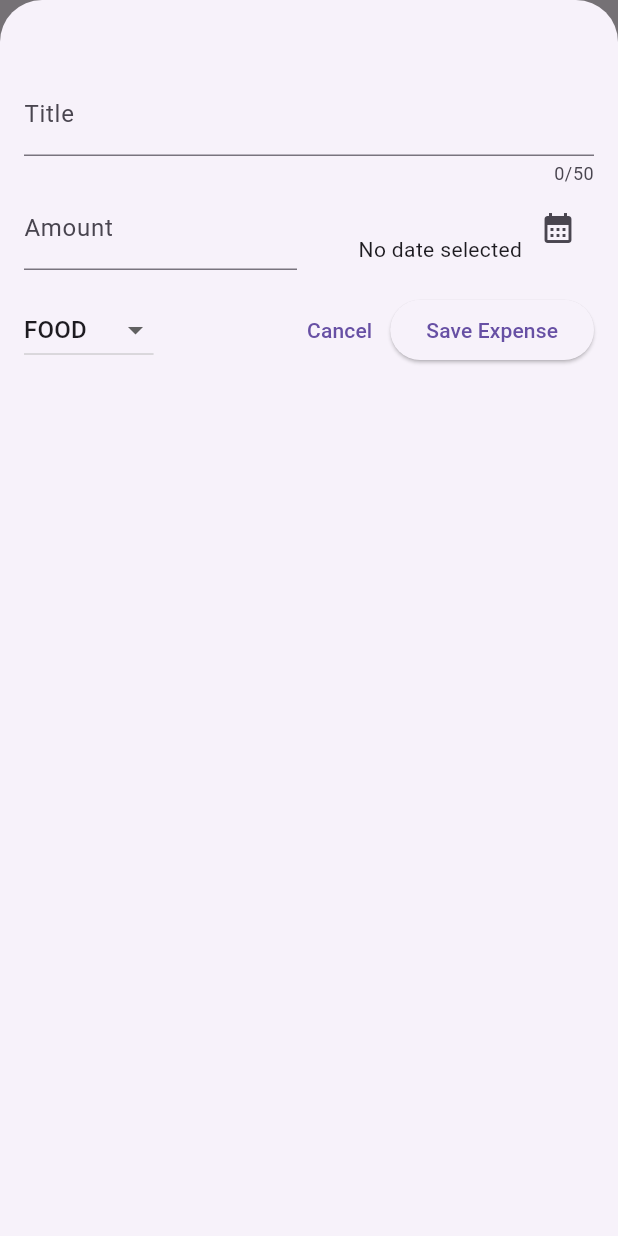
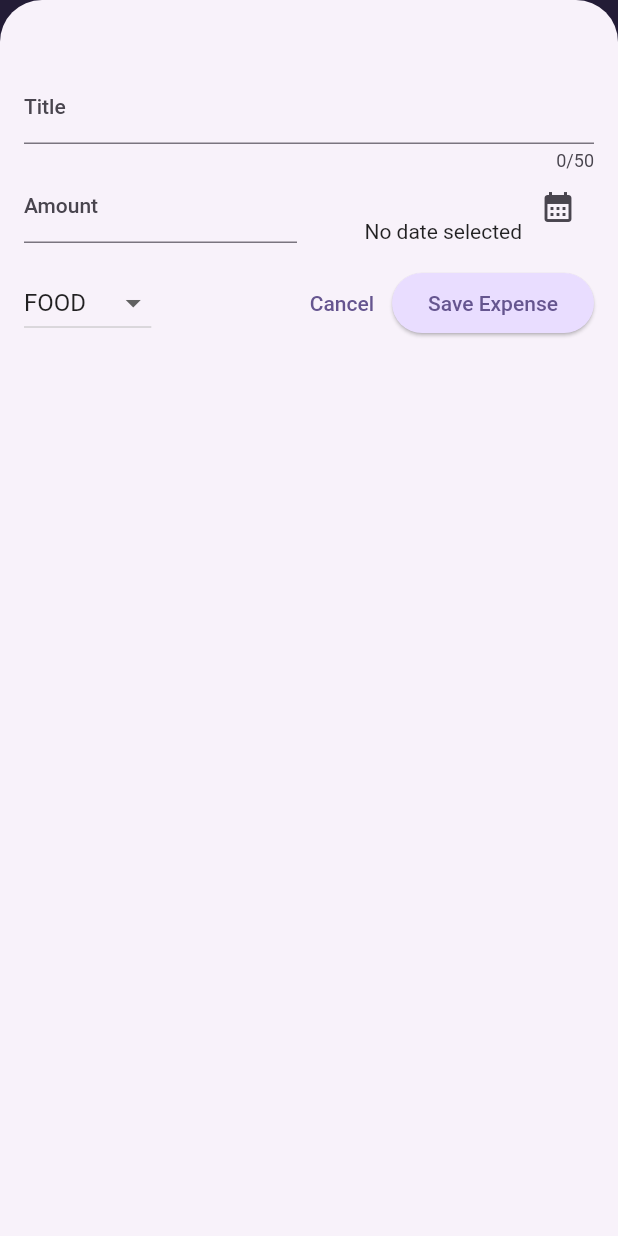
Before and after one commit to minkhantko-0/expense-tracker, a Flutter app: the screen it shows after launch, after a tap on the "add" icon, on a phone screen of 412 x 824 dp. Run offline on Flutter 3.47's test engine with Material 2 defaults, Android fonts, the phone set to English and light mode, and no system bars.

Commit message:
different theme settings and chart added

```diff
--- a/lib/main.dart
+++ b/lib/main.dart
@@ -2,10 +2,63 @@ import 'package:flutter/material.dart';
 
 import 'package:expense_tracker/widgets/expenses.dart';
 
+var kColorScheme = ColorScheme.fromSeed(
+  seedColor: const Color.fromARGB(255, 96, 59, 181),
+);
+
+var kDarkColorScheme = ColorScheme.fromSeed(
+  brightness: Brightness.dark,
+  seedColor: const Color.fromARGB(255, 5, 99, 125),
+);
+
 void main() {
   runApp(
     MaterialApp(
-      theme: ThemeData(useMaterial3: true),
+      darkTheme: ThemeData.dark().copyWith(
+        useMaterial3: true,
+        colorScheme: kDarkColorScheme,
+        cardTheme: const CardTheme().copyWith(
+          color: kDarkColorScheme.secondaryContainer,
+          margin: const EdgeInsets.symmetric(
+            horizontal: 16,
+            vertical: 8,
+          ),
+        ),
+        elevatedButtonTheme: ElevatedButtonThemeData(
+          style: ElevatedButton.styleFrom(
+            backgroundColor: kDarkColorScheme.primaryContainer,
+            foregroundColor: kDarkColorScheme.onPrimaryContainer,
+          ),
+        ),
+      ),
+      theme: ThemeData().copyWith(
+        useMaterial3: true,
+        colorScheme: kColorScheme,
+        appBarTheme: const AppBarTheme().copyWith(
+          backgroundColor: kColorScheme.onPrimaryContainer,
+          foregroundColor: kColorScheme.primaryContainer,
+        ),
+        cardTheme: const CardTheme().copyWith(
+          color: kColorScheme.secondaryContainer,
+          margin: const EdgeInsets.symmetric(
+            horizontal: 16,
+            vertical: 8,
+          ),
+        ),
+        elevatedButtonTheme: ElevatedButtonThemeData(
+          style: ElevatedButton.styleFrom(
+            backgroundColor: kColorScheme.primaryContainer,
+          ),
+        ),
+        textTheme: ThemeData().textTheme.copyWith(
+              titleLarge: TextStyle(
+                fontWeight: FontWeight.normal,
+                color: kColorScheme.onSecondaryContainer,
+                fontSize: 16,
+              ),
+            ),
+      ),
+      themeMode: ThemeMode.system,
       home: const Expenses(),
     ),
   );
--- a/lib/models/expense.dart
+++ b/lib/models/expense.dart
@@ -34,3 +34,27 @@ class Expense {
     return formatter.format(date);
   }
 }
+
+class ExpenseBucket {
+  const ExpenseBucket({
+    required this.category,
+    required this.expenses,
+  });
+
+  ExpenseBucket.forCategory(List<Expense> allExpenses, this.category)
+      : expenses = allExpenses
+            .where((expense) => expense.category == category)
+            .toList();
+
+  final Category category;
+  final List<Expense> expenses;
+
+  double get totalExpenses {
+    double sum = 0;
+
+    for (final expense in expenses) {
+      sum += expense.amount;
+    }
+    return sum;
+  }
+}
--- /dev/null
+++ b/lib/widgets/chart/chart.dart
@@ -0,0 +1,95 @@
+import 'package:flutter/material.dart';
+
+import 'package:expense_tracker/widgets/chart/chart_bar.dart';
+import 'package:expense_tracker/models/expense.dart';
+
+class Chart extends StatelessWidget {
+  const Chart({super.key, required this.expenses});
+
+  final List<Expense> expenses;
+
+  List<ExpenseBucket> get buckets {
+    return [
+      ExpenseBucket.forCategory(expenses, Category.food),
+      ExpenseBucket.forCategory(expenses, Category.leisure),
+      ExpenseBucket.forCategory(expenses, Category.travel),
+      ExpenseBucket.forCategory(expenses, Category.work),
+    ];
+  }
+
+  double get maxTotalExpense {
+    double maxTotalExpense = 0;
+
+    for (final bucket in buckets) {
+      if (bucket.totalExpenses > maxTotalExpense) {
+        maxTotalExpense = bucket.totalExpenses;
+      }
+    }
+
+    return maxTotalExpense;
+  }
+
+  @override
+  Widget build(BuildContext context) {
+    final isDarkMode =
+        MediaQuery.of(context).platformBrightness == Brightness.dark;
+    return Container(
+      margin: const EdgeInsets.all(16),
+      padding: const EdgeInsets.symmetric(
+        vertical: 16,
+        horizontal: 8,
+      ),
+      width: double.infinity,
+      height: 180,
+      decoration: BoxDecoration(
+        borderRadius: BorderRadius.circular(8),
+        gradient: LinearGradient(
+          colors: [
+            Theme.of(context).colorScheme.primary.withOpacity(0.3),
+            Theme.of(context).colorScheme.primary.withOpacity(0.0)
+          ],
+          begin: Alignment.bottomCenter,
+          end: Alignment.topCenter,
+        ),
+      ),
+      child: Column(
+        children: [
+          Expanded(
+            child: Row(
+              crossAxisAlignment: CrossAxisAlignment.end,
+              children: [
+                for (final bucket in buckets) // alternative to map()
+                  ChartBar(
+                    fill: bucket.totalExpenses == 0
+                        ? 0
+                        : bucket.totalExpenses / maxTotalExpense,
+                  )
+              ],
+            ),
+          ),
+          const SizedBox(height: 12),
+          Row(
+            children: buckets
+                .map(
+                  (bucket) => Expanded(
+                    child: Padding(
+                      padding: const EdgeInsets.symmetric(horizontal: 4),
+                      child: Icon(
+                        categoryIcons[bucket.category],
+                        color: isDarkMode
+                            ? Theme.of(context).colorScheme.secondary
+                            : Theme.of(context)
+                                .colorScheme
+                                .primary
+                                .withOpacity(0.7),
+                      ),
+                    ),
+                  ),
+                )
+                .toList(),
+          )
+        ],
+      ),
+    );
+  }
+}
--- /dev/null
+++ b/lib/widgets/chart/chart_bar.dart
@@ -0,0 +1,34 @@
+import 'package:flutter/material.dart';
+
+class ChartBar extends StatelessWidget {
+  const ChartBar({
+    super.key,
+    required this.fill,
+  });
+
+  final double fill;
+
+  @override
+  Widget build(BuildContext context) {
+    final isDarkMode =
+        MediaQuery.of(context).platformBrightness == Brightness.dark;
+    return Expanded(
+      child: Padding(
+        padding: const EdgeInsets.symmetric(horizontal: 4),
+        child: FractionallySizedBox(
+          heightFactor: fill,
+          child: DecoratedBox(
+            decoration: BoxDecoration(
+              shape: BoxShape.rectangle,
+              borderRadius:
+                  const BorderRadius.vertical(top: Radius.circular(8)),
+              color: isDarkMode
+                  ? Theme.of(context).colorScheme.secondary
+                  : Theme.of(context).colorScheme.primary.withOpacity(0.65),
+            ),
+          ),
+        ),
+      ),
+    );
+  }
+}
--- a/lib/widgets/expenses.dart
+++ b/lib/widgets/expenses.dart
@@ -1,3 +1,4 @@
+import 'package:expense_tracker/widgets/chart/chart.dart';
 import 'package:expense_tracker/widgets/expenses_list/expenses_list.dart';
 import 'package:expense_tracker/widgets/new_expense.dart';
 import 'package:flutter/material.dart';
@@ -117,7 +118,7 @@ class _ExpensesState extends State<Expenses> {
           ]),
       body: Column(
         children: [
-          const Text('The Chart'),
+          Chart(expenses: _registeredExpenses),
           Expanded(child: mainContent),
         ],
       ),
--- a/lib/widgets/expenses_list/expense_item.dart
+++ b/lib/widgets/expenses_list/expense_item.dart
@@ -16,8 +16,12 @@ class ExpenseItem extends StatelessWidget {
           vertical: 16,
         ),
         child: Column(
+          crossAxisAlignment: CrossAxisAlignment.start,
           children: [
-            Text(expense.title),
+            Text(
+              expense.title,
+              style: Theme.of(context).textTheme.titleLarge,
+            ),
             const SizedBox(height: 4),
             Row(
               children: [
--- a/lib/widgets/expenses_list/expenses_list.dart
+++ b/lib/widgets/expenses_list/expenses_list.dart
@@ -16,6 +16,12 @@ class ExpensesList extends StatelessWidget {
       itemCount: expenses.length,
       itemBuilder: (context, index) => Dismissible(
         onDismissed: (direction) => remove(expenses[index]),
+        background: Container(
+          color: Theme.of(context).colorScheme.error.withOpacity(0.5),
+          margin: EdgeInsets.symmetric(
+            horizontal: Theme.of(context).cardTheme.margin!.horizontal,
+          ),
+        ),
         key: ValueKey(expenses[index]),
         child: ExpenseItem(expenses[index]),
       ),
```
